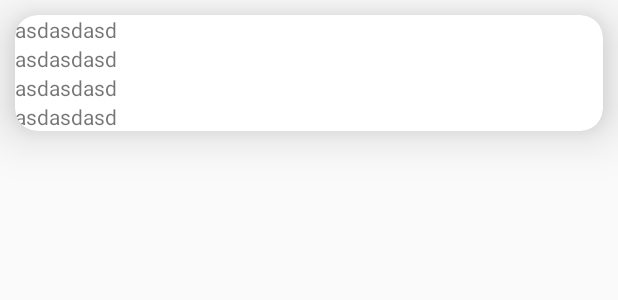
After one commit to hikemelikyan/arch_android, an Android app: the layout recycler_card_item.xml on its own in the app's theme, with its tools: preview values and no code run, on a phone screen of 412 x 824 dp. The commit adds this screen. Shown: the top 300 px of the screen. Run offline under Robolectric (Android 15) with nearby library versions, the phone set to English and light mode, and no system bars; network calls fail; Roboto replaces fonts that are not available here.

Commit message:
not finished

```diff
--- a/app/src/main/AndroidManifest.xml
+++ b/app/src/main/AndroidManifest.xml
@@ -13,7 +13,7 @@
         android:supportsRtl="true"
         android:usesCleartextTraffic="true"
         android:theme="@style/AppTheme">
-        <activity android:name=".view.MainActivity">
+        <activity android:name=".view.activity.mainActivity.MainActivity">
             <intent-filter>
                 <action android:name="android.intent.action.MAIN" />
 
--- a/app/src/main/java/com/hmelikyan/architecture/shared/IFirstService.kt
+++ b/app/src/main/java/com/hmelikyan/architecture/shared/data/IFirstService.kt
@@ -1,4 +1,4 @@
-package com.hmelikyan.architecture.shared
+package com.hmelikyan.architecture.shared.data
 
 import com.hmelikyan.architecture.model.ResponseItem
 import retrofit2.Response
@@ -8,6 +8,6 @@ import retrofit2.http.Path
 interface IFirstService{
 
     @GET("todos/{id}")
-    suspend fun getTodos(@Path("id") id:Int):Response<ResponseItem>
+    suspend fun getTodosForUser(@Path("id") id:Int):Response<List<ResponseItem>>
 
 }
--- a/app/src/main/java/com/hmelikyan/architecture/shared/helpers/DefaultDiffUtilCallback.kt
+++ b/app/src/main/java/com/hmelikyan/architecture/shared/helpers/DefaultDiffUtilCallback.kt
@@ -1,9 +1,6 @@
 package com.hmelikyan.architecture.shared.helpers
 
 import androidx.recyclerview.widget.DiffUtil
-import com.hmelikyan.architecture.shared.helpers.DiffUtilItemModel
-import com.hmelikyan.architecture.shared.helpers.isContentsTheSame
-import com.hmelikyan.architecture.shared.helpers.isTheSame
 
 open class DefaultDiffUtilCallback : DiffUtil.ItemCallback<Any>() {
     override fun areItemsTheSame(oldItem: Any, newItem: Any): Boolean {
--- /dev/null
+++ b/app/src/main/java/com/hmelikyan/architecture/view/activity/TestSecondActivity.kt
@@ -0,0 +1,3 @@
+package com.hmelikyan.architecture.view.activity
+
+class TestSecondActivity
--- /dev/null
+++ b/app/src/main/java/com/hmelikyan/architecture/view/activity/mainActivity/viewCommand/ViewCommand.kt
@@ -0,0 +1,5 @@
+package com.hmelikyan.architecture.view.activity.mainActivity.viewCommand
+
+import com.hmelikyan.architecture.view.root.viewCommand.ViewCommand
+
+class LoadFragmentViewCommand():ViewCommand
--- a/app/src/main/java/com/hmelikyan/architecture/view/fragments/firstFragment/viewCommand/ViewCommands.kt
+++ b/app/src/main/java/com/hmelikyan/architecture/view/fragments/firstFragment/viewCommand/ViewCommands.kt
@@ -1,5 +1,8 @@
 package com.hmelikyan.architecture.view.fragments.firstFragment.viewCommand
 
+import com.hmelikyan.architecture.model.ResponseItem
 import com.hmelikyan.architecture.view.root.viewCommand.ViewCommand
 
 class NavigateToDetails(val postId:Int):ViewCommand
+
+class UpdateList(val list:List<ResponseItem>):ViewCommand
--- a/app/src/main/java/com/hmelikyan/architecture/view/root/BaseActivityMVVM.kt
+++ b/app/src/main/java/com/hmelikyan/architecture/view/root/BaseActivityMVVM.kt
@@ -41,4 +41,6 @@ abstract class BaseActivityMVVM<VB : ViewDataBinding, VM : BaseViewModel> : Base
 
     protected abstract fun processViewCommand(viewCommand: ViewCommand?)
 
+    protected abstract fun linkView()
+
 }
--- /dev/null
+++ b/app/src/main/res/layout/recycler_card_item.xml
@@ -0,0 +1,51 @@
+<?xml version="1.0" encoding="utf-8"?>
+<RelativeLayout xmlns:android="http://schemas.android.com/apk/res/android"
+    android:layout_width="match_parent"
+    android:layout_height="match_parent"
+    xmlns:app="http://schemas.android.com/apk/res-auto">
+
+    <androidx.cardview.widget.CardView
+        android:layout_margin="10dp"
+        app:cardCornerRadius="15dp"
+        app:cardElevation="20dp"
+        app:cardUseCompatPadding="false"
+        android:background="@mipmap/ic_launcher"
+        android:layout_width="match_parent"
+        android:layout_height="wrap_content">
+
+        <RelativeLayout
+            android:layout_width="match_parent"
+            android:layout_height="wrap_content">
+
+            <TextView
+                android:id="@+id/user_id"
+                android:text="asdasdasd"
+                android:layout_width="wrap_content"
+                android:layout_height="wrap_content"/>
+
+            <TextView
+                android:id="@+id/postId"
+                android:layout_below="@id/user_id"
+                android:layout_width="wrap_content"
+                android:text="asdasdasd"
+                android:layout_height="wrap_content"/>
+
+            <TextView
+                android:id="@+id/completed"
+                android:layout_below="@id/postId"
+                android:layout_width="wrap_content"
+                android:text="asdasdasd"
+                android:layout_height="wrap_content"/>
+
+            <TextView
+                android:id="@+id/title"
+                android:layout_below="@id/completed"
+                android:layout_width="wrap_content"
+                android:text="asdasdasd"
+                android:layout_height="wrap_content"/>
+
+        </RelativeLayout>
+
+    </androidx.cardview.widget.CardView>
+
+</RelativeLayout>
```
Also changed, not shown: app/src/main/java/com/hmelikyan/architecture/model/ResponseItem.kt (+19 -1 lines), app/src/main/java/com/hmelikyan/architecture/shared/data/FirstService.kt (added, +21 -0 lines), app/src/main/java/com/hmelikyan/architecture/view/MainActivity.kt (deleted, +0 -14 lines), app/src/main/java/com/hmelikyan/architecture/view/activity/mainActivity/MainActivity.kt (added, +33 -0 lines), app/src/main/java/com/hmelikyan/architecture/view/activity/mainActivity/view_model/MainActivityViewModel.kt (added, +13 -0 lines), app/src/main/java/com/hmelikyan/architecture/view/adapter/RecyclerAdapter.kt (added, +35 -0 lines), app/src/main/java/com/hmelikyan/architecture/view/fragments/firstFragment/FirstTestFragment.kt (+23 -0 lines), app/src/main/java/com/hmelikyan/architecture/view/fragments/firstFragment/view_model/FirstTestViewModel.kt (+19 -4 lines), app/src/main/res/layout/activity_main.xml (+23 -8 lines).
